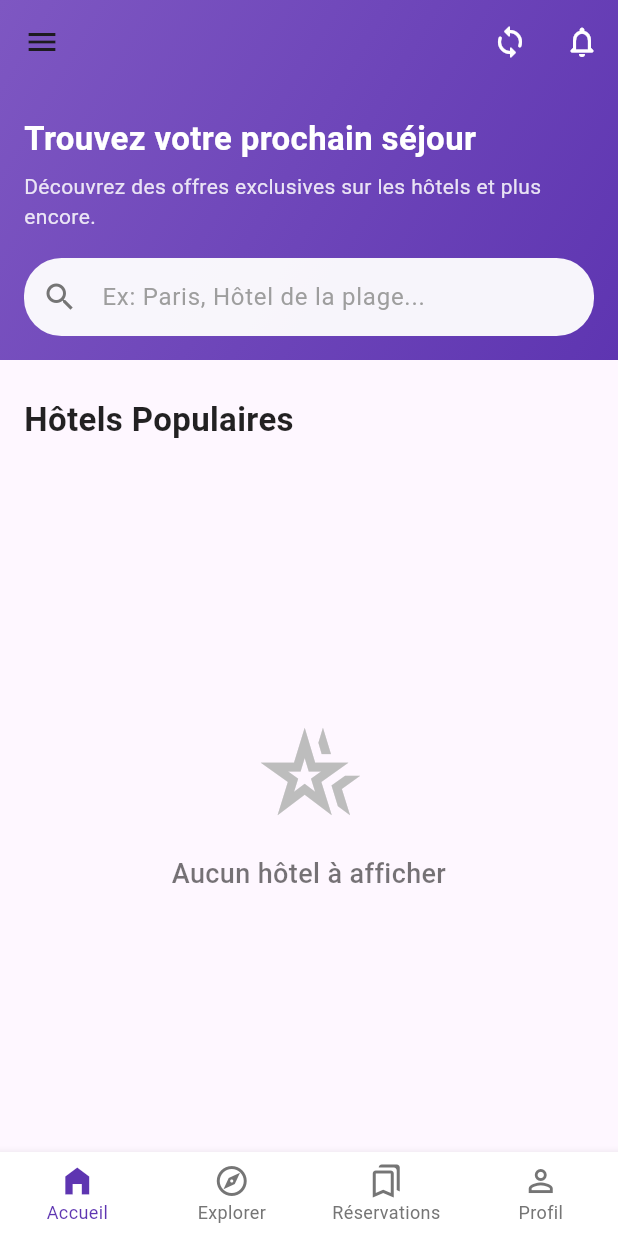
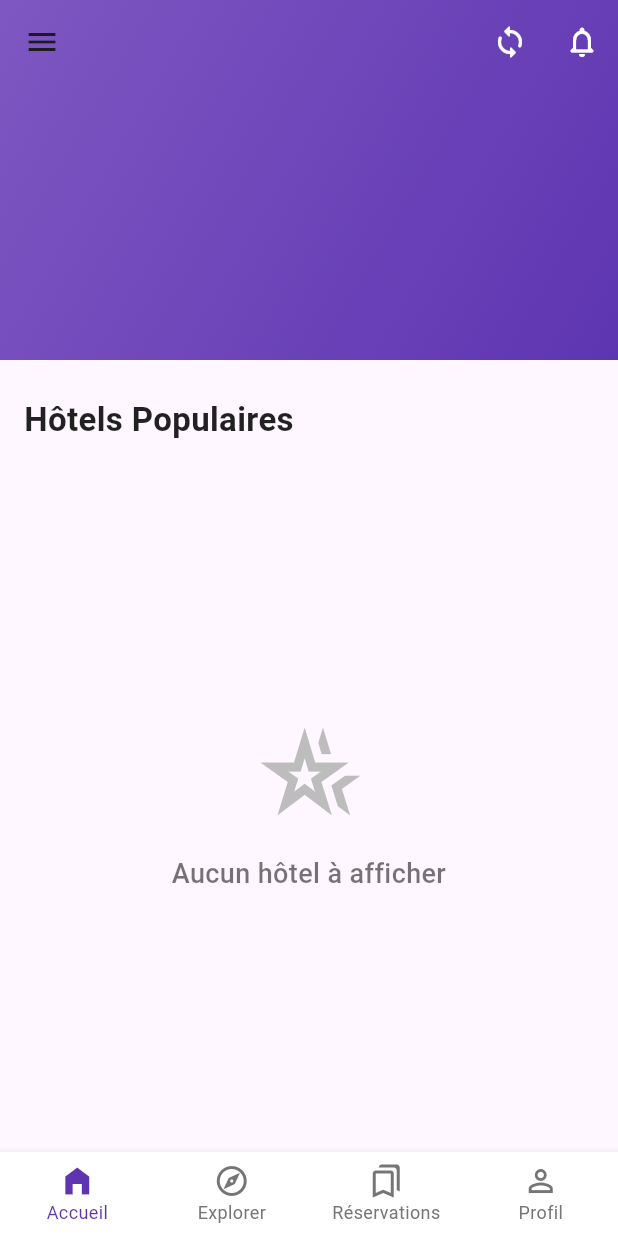
Before and after one commit to SALAHEDDINE-AIT-EL-MAHJOUB/hotello, a Flutter app: the HomePage screen opened directly, on a phone screen of 412 x 824 dp. Run offline on Flutter 3.47's test engine with Material 3 defaults, Android fonts, the phone set to English and light mode, and no system bars; our stand-ins replace csv, firebase_auth, firebase_core, firebase_database, firebase_messaging, firebase_storage and 4 more; accounts and stored records are empty.

Commit message:
Updated Changes

```diff
--- a/lib/home_page.dart
+++ b/lib/home_page.dart
@@ -841,34 +841,8 @@ void _showChatbotDialog() {
                 mainAxisAlignment: MainAxisAlignment.end, // Aligner en bas
                 crossAxisAlignment: CrossAxisAlignment.start,
                 children: [
-                  const Text(
-                    'Trouvez votre prochain séjour',
-                    style: TextStyle(
-                        fontSize: 22, // Ajusté
-                        fontWeight: FontWeight.bold,
-                        color: Colors.white),
-                  ),
-                  const SizedBox(height: 6),
-                  Text(
-                    'Découvrez des offres exclusives sur les hôtels et plus encore.', // Texte plus engageant
-                    style: TextStyle(fontSize: 14, color: Colors.white.withOpacity(0.85)), // Style
-                  ),
-                  const SizedBox(height: 18),
-                  TextField(
-                    controller: _searchController,
-                    decoration: InputDecoration(
-                      hintText: 'Ex: Paris, Hôtel de la plage...',
-                      hintStyle: TextStyle(color: Colors.grey.shade500), // Style
-                      prefixIcon: Icon(Icons.search, color: Colors.grey.shade600),
-                      filled: true,
-                      fillColor: Colors.white.withOpacity(0.95), // Légère transparence
-                      border: OutlineInputBorder(
-                        borderRadius: BorderRadius.circular(25), // Plus arrondi
-                        borderSide: BorderSide.none,
-                      ),
-                      contentPadding: const EdgeInsets.symmetric(vertical: 14, horizontal: 20), // Ajusté
-                    ),
-                  ),
+
+
                 ],
               ),
             ),
```
